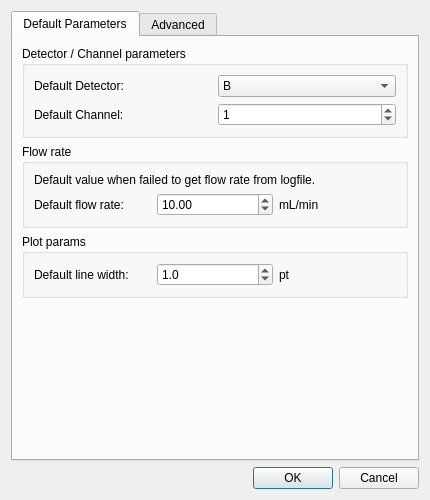
The window that FSECplotter/pyqt/dialogs/preference_dialog.ui (TaizoAyase/FSECplotter2) describes before a commit, drawn with Qt 5.
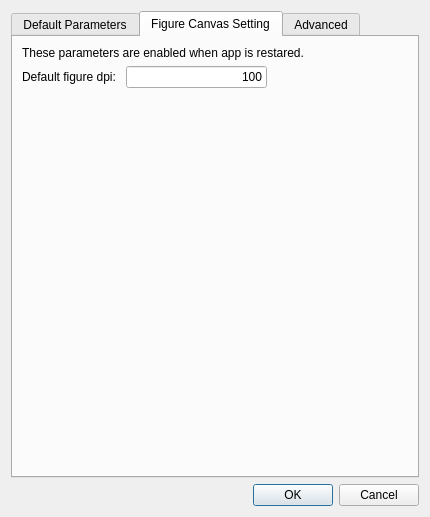
The same window after the commit.

Commit message:
added dpi setting to preference_dialog
TODO: Re-write the call of the constructor of FigureCanvas

What changed in the file:
```diff
--- a/FSECplotter/pyqt/dialogs/preference_dialog.ui
+++ b/FSECplotter/pyqt/dialogs/preference_dialog.ui
@@ -27,7 +27,7 @@
     <x>0</x>
     <y>0</y>
     <width>430</width>
-    <height>500</height>
+    <height>517</height>
    </rect>
   </property>
   <property name="windowTitle">
@@ -37,7 +37,7 @@
    <item>
     <widget class="QTabWidget" name="tabWidget">
      <property name="currentIndex">
-      <number>0</number>
+      <number>1</number>
      </property>
      <widget class="QWidget" name="default_tab">
       <attribute name="title">
@@ -219,6 +219,71 @@
        </item>
       </layout>
      </widget>
+     <widget class="QWidget" name="figurecanvas_tab">
+      <attribute name="title">
+       <string>Figure Canvas Setting</string>
+      </attribute>
+      <layout class="QVBoxLayout" name="verticalLayout_9">
+       <item>
+        <layout class="QVBoxLayout" name="verticalLayout_8">
+         <item>
+          <widget class="QLabel" name="label_12">
+           <property name="text">
+            <string>These parameters are enabled when app is restared.</string>
+           </property>
+          </widget>
+         </item>
+         <item>
+          <layout class="QHBoxLayout" name="horizontalLayout_7">
+           <item>
+            <widget class="QLabel" name="label_11">
+             <property name="text">
+              <string>Default figure dpi: </string>
+             </property>
+            </widget>
+           </item>
+           <item>
+            <widget class="QLineEdit" name="figure_dpi_lineEdit">
+             <property name="text">
+              <string>100</string>
+             </property>
+             <property name="alignment">
+              <set>Qt::AlignRight|Qt::AlignTrailing|Qt::AlignVCenter</set>
+             </property>
+            </widget>
+           </item>
+           <item>
+            <spacer name="horizontalSpacer_3">
+             <property name="orientation">
+              <enum>Qt::Horizontal</enum>
+             </property>
+             <property name="sizeHint" stdset="0">
+              <size>
+               <width>60</width>
+               <height>20</height>
+              </size>
+             </property>
+            </spacer>
+           </item>
+          </layout>
+         </item>
+         <item>
+          <spacer name="verticalSpacer_3">
+           <property name="orientation">
+            <enum>Qt::Vertical</enum>
+           </property>
+           <property name="sizeHint" stdset="0">
+            <size>
+             <width>20</width>
+             <height>40</height>
+            </size>
+           </property>
+          </spacer>
+         </item>
+        </layout>
+       </item>
+      </layout>
+     </widget>
      <widget class="QWidget" name="advanced_tab">
       <property name="enabled">
        <bool>true</bool>
```
The commit also changes 5 other files.
